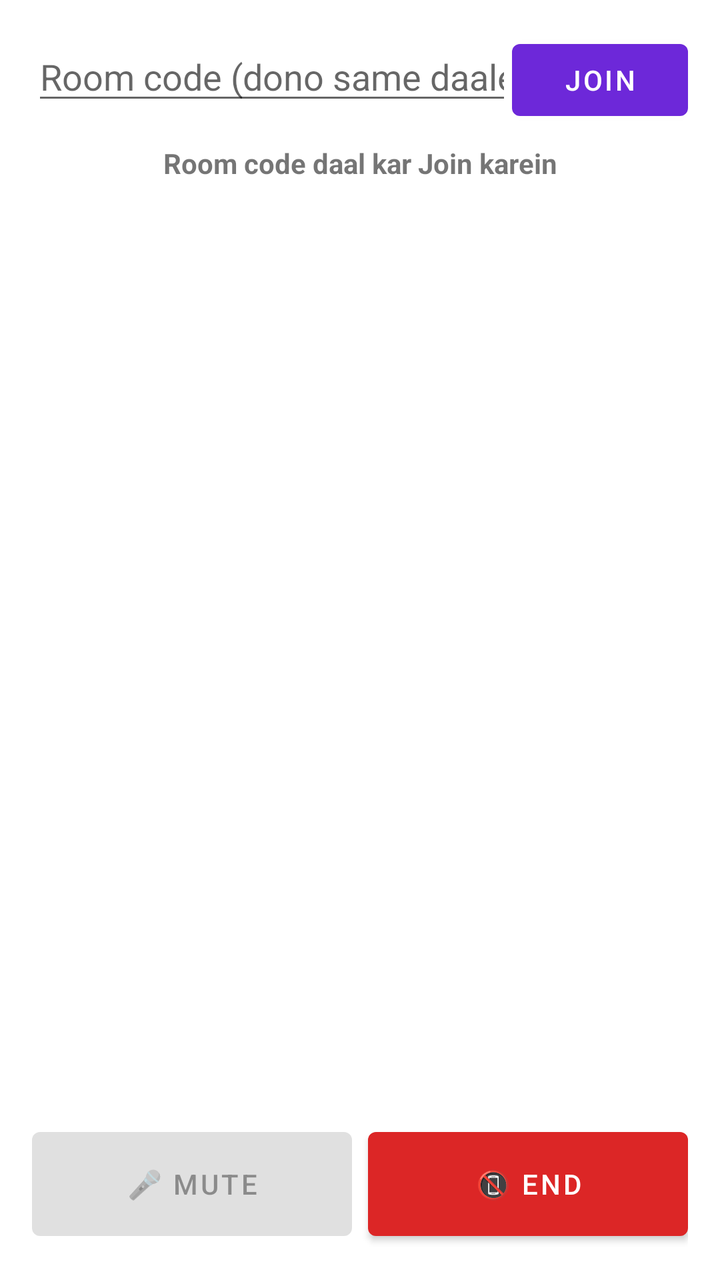
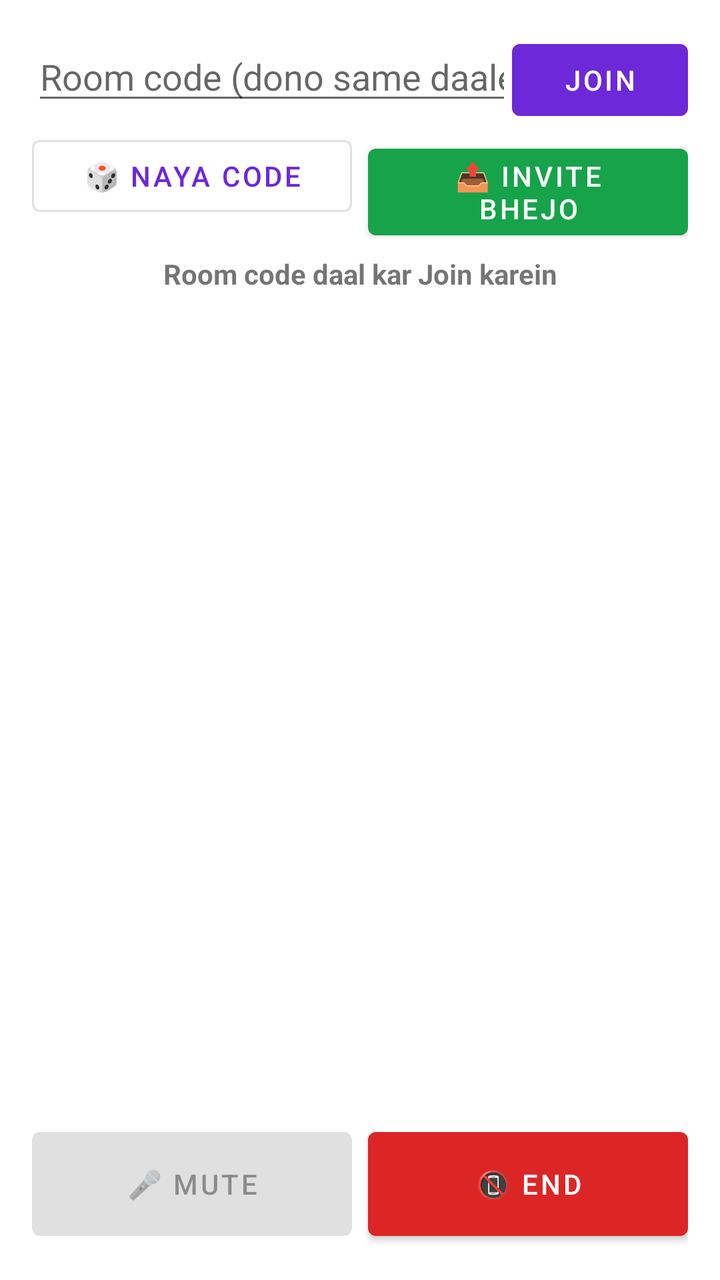

Two renders of the same Android screen: before a commit and after it. Below are the layout's source before the change and the commit's diff.
<!-- AndroidManifest.xml: application theme Theme.LiveTranslator -->
<!-- res/layout/activity_call.xml -->
<?xml version="1.0" encoding="utf-8"?>
<LinearLayout xmlns:android="http://schemas.android.com/apk/res/android"
    xmlns:app="http://schemas.android.com/apk/res-auto"
    android:layout_width="match_parent" android:layout_height="match_parent"
    android:orientation="vertical" android:padding="16dp">

    <LinearLayout android:id="@+id/joinBox" android:layout_width="match_parent"
        android:layout_height="wrap_content" android:orientation="horizontal">
        <EditText android:id="@+id/etRoom" android:layout_width="0dp" android:layout_weight="1"
            android:layout_height="wrap_content" android:hint="Room code (dono same daalein)"
            android:inputType="number" android:maxLength="10" />
        <com.google.android.material.button.MaterialButton android:id="@+id/btnJoin"
            android:layout_width="wrap_content" android:layout_height="wrap_content"
            android:text="Join" />
    </LinearLayout>

    <TextView android:id="@+id/tvStatus" android:layout_width="match_parent"
        android:layout_height="wrap_content" android:padding="8dp" android:gravity="center"
        android:textStyle="bold" android:text="Room code daal kar Join karein" />

    <TextView android:id="@+id/tvLive" android:layout_width="match_parent"
        android:layout_height="wrap_content" android:gravity="center" android:alpha="0.6"
        android:textStyle="italic" />

    <ScrollView android:id="@+id/scroll" android:layout_width="match_parent"
        android:layout_height="0dp" android:layout_weight="1">
        <TextView android:id="@+id/tvTranscript" android:layout_width="match_parent"
            android:layout_height="wrap_content" android:textSize="17sp" android:textIsSelectable="true" />
    </ScrollView>

    <LinearLayout android:layout_width="match_parent" android:layout_height="wrap_content"
        android:orientation="horizontal">
        <com.google.android.material.button.MaterialButton android:id="@+id/btnMute"
            android:layout_width="0dp" android:layout_weight="1" android:layout_height="64dp"
            android:layout_marginEnd="8dp" android:text="🎤 Mute" android:enabled="false" />
        <com.google.android.material.button.MaterialButton android:id="@+id/btnEnd"
            android:layout_width="0dp" android:layout_weight="1" android:layout_height="64dp"
            app:backgroundTint="#DC2626" android:text="📵 End" />
    </LinearLayout>
</LinearLayout>
<!-- resources referenced by this layout -->
<resources>
  <style name="Theme.LiveTranslator" parent="Theme.MaterialComponents.DayNight.DarkActionBar">
          <item name="colorPrimary">@color/brand</item>
          <item name="colorPrimaryVariant">@color/brand_dark</item>
          <item name="colorOnPrimary">#FFFFFFFF</item>
          <item name="colorSecondary">@color/accent</item>
          <item name="colorOnSecondary">#FFFFFFFF</item>
      </style>
  <color name="brand">#FF6D28D9</color>
  <color name="brand_dark">#FF4C1D95</color>
  <color name="accent">#FFF97316</color>
</resources>

<!-- the commit's change to res/layout/activity_call.xml (unified diff, before → after) -->
@@ -12,6 +12,17 @@
         <com.google.android.material.button.MaterialButton android:id="@+id/btnJoin"
             android:layout_width="wrap_content" android:layout_height="wrap_content"
             android:text="Join" />
+    </LinearLayout>
+
+    <LinearLayout android:id="@+id/inviteBox" android:layout_width="match_parent"
+        android:layout_height="wrap_content" android:orientation="horizontal">
+        <com.google.android.material.button.MaterialButton android:id="@+id/btnNewCode"
+            style="@style/Widget.MaterialComponents.Button.OutlinedButton"
+            android:layout_width="0dp" android:layout_weight="1" android:layout_height="wrap_content"
+            android:layout_marginEnd="8dp" android:text="🎲 Naya code" />
+        <com.google.android.material.button.MaterialButton android:id="@+id/btnInvite"
+            android:layout_width="0dp" android:layout_weight="1" android:layout_height="wrap_content"
+            app:backgroundTint="#16A34A" android:text="📤 Invite bhejo" />
     </LinearLayout>
 
     <TextView android:id="@+id/tvStatus" android:layout_width="match_parent"
